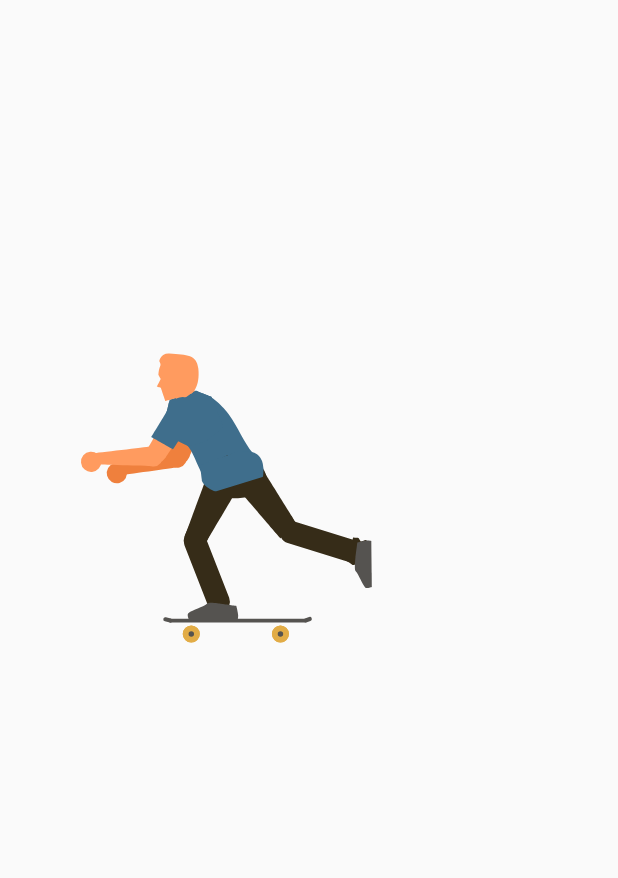
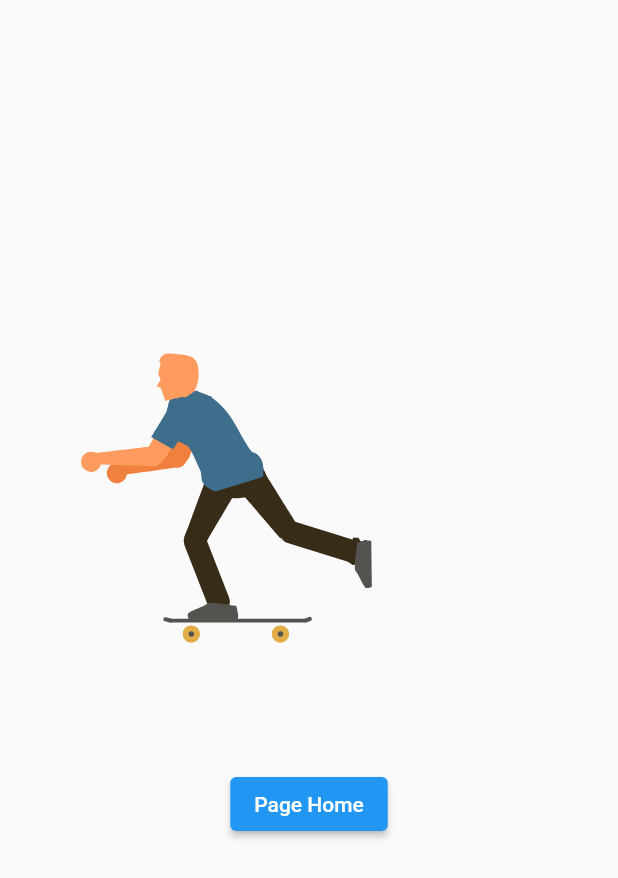
Before and after one commit to DeFreitasFlavio/E-commerce-Front, a Flutter app: the screen it shows after launch, on a phone screen of 412 x 824 dp. Shown: the top 878 px of the screen. Run offline on Flutter 3.47's test engine with Material 2 defaults, Android fonts, the light colour scheme and no system bars; our stand-ins replace lottie.

Commit message:
all files

```diff
--- a/front_ecommerce/lib/Screen/Loader.dart
+++ b/front_ecommerce/lib/Screen/Loader.dart
@@ -1,4 +1,5 @@
 import 'package:flutter/material.dart';
+import 'package:front_ecommerce/Screen/HomeScreen.dart';
 import 'package:lottie/lottie.dart';
 
 class Loader extends StatelessWidget {
@@ -6,12 +7,25 @@ class Loader extends StatelessWidget {
 
   @override
   Widget build(BuildContext context) {
-    return Scaffold(
-      body: SafeArea(
-        child: Container(
-          margin: const EdgeInsets.only(top: 100),
-          child:
-            Lottie.asset('assets/41256-skateboarding.json'),
+    return MaterialApp(
+      home: Scaffold(
+        body: SafeArea(
+          child: Container(
+            margin: const EdgeInsets.only(top: 100),
+            child: Column(
+              children: [
+                Lottie.asset('assets/41256-skateboarding.json'),
+                ElevatedButton(onPressed: () {
+                  Navigator.push(
+                    context,
+                    MaterialPageRoute(builder: (context) => const HomeScreen()),
+                  );
+                },
+                  child: Text("Page Home"),
+                ),
+              ],
+            ),
+          ),
         ),
       ),
     );
--- a/front_ecommerce/lib/main.dart
+++ b/front_ecommerce/lib/main.dart
@@ -12,11 +12,7 @@ class MyApp extends StatelessWidget {
   Widget build(BuildContext context) {
     return const MaterialApp(
       debugShowCheckedModeBanner: false,
-      home: Scaffold(
-        body: Center(
-          child: Loader(),
-        ),
-      ),
+      home: Loader(),
     );
   }
 }
--- a/front_ecommerce/pubspec.yaml
+++ b/front_ecommerce/pubspec.yaml
@@ -37,6 +37,8 @@ dependencies:
   # Use with the CupertinoIcons class for iOS style icons.
   cupertino_icons: ^1.0.2
   lottie: ^2.2.0
+  http: ^0.13.5
+  get: ^4.6.5
 
 dev_dependencies:
   flutter_test:
```
Also changed, not shown: front_ecommerce/lib/Screen/HomeScreen.dart (added, +30 -0 lines), front_ecommerce/pubspec.lock.
